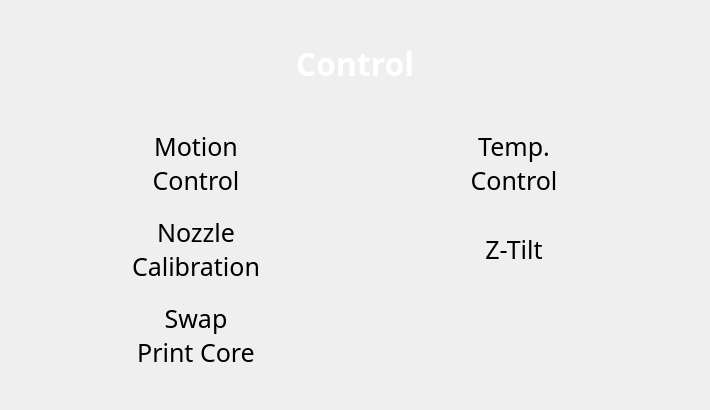
First picture: the form in BlocksScreen/lib/ui/controlStackedWidget.ui, repository BlocksTechnology/BlocksScreen, before the edit.
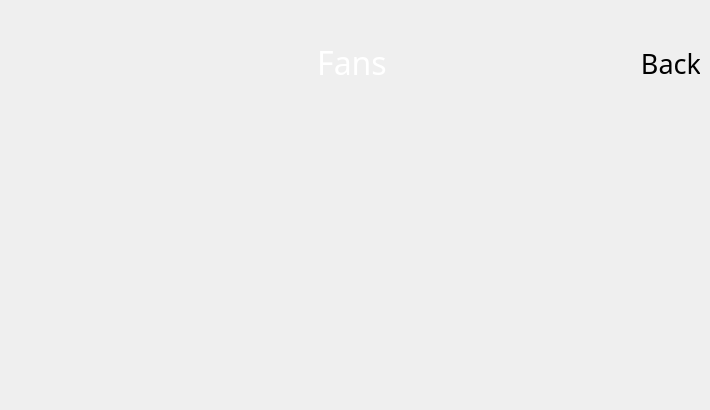
Second picture: the form after the edit. Custom widgets are drawn as their Qt base class.

Commit message: ADD: added fans page

```diff
--- a/BlocksScreen/lib/ui/controlStackedWidget.ui
+++ b/BlocksScreen/lib/ui/controlStackedWidget.ui
@@ -32,7 +32,7 @@
    <string>StackedWidget</string>
   </property>
   <property name="currentIndex">
-   <number>0</number>
+   <number>7</number>
   </property>
   <widget class="QWidget" name="control_page">
    <property name="sizePolicy">
@@ -346,6 +346,66 @@
        </widget>
       </item>
       <item row="2" column="0">
+       <widget class="BlocksCustomButton" name="cp_fans_btn">
+        <property name="sizePolicy">
+         <sizepolicy hsizetype="Minimum" vsizetype="Fixed">
+          <horstretch>0</horstretch>
+          <verstretch>0</verstretch>
+         </sizepolicy>
+        </property>
+        <property name="minimumSize">
+         <size>
+          <width>10</width>
+          <height>80</height>
+         </size>
+        </property>
+        <property name="maximumSize">
+         <size>
+          <width>250</width>
+          <height>80</height>
+         </size>
+        </property>
+        <property name="font">
+         <font>
+          <family>Momcake</family>
+          <pointsize>19</pointsize>
+          <italic>false</italic>
+          <stylestrategy>PreferAntialias</stylestrategy>
+         </font>
+        </property>
+        <property name="mouseTracking">
+         <bool>false</bool>
+        </property>
+        <property name="tabletTracking">
+         <bool>true</bool>
+        </property>
+        <property name="contextMenuPolicy">
+         <enum>Qt::NoContextMenu</enum>
+        </property>
+        <property name="layoutDirection">
+         <enum>Qt::LeftToRight</enum>
+        </property>
+        <property name="styleSheet">
+         <string notr="true"/>
+        </property>
+        <property name="text">
+         <string>Fans</string>
+        </property>
+        <property name="autoDefault">
+         <bool>false</bool>
+        </property>
+        <property name="flat">
+         <bool>true</bool>
+        </property>
+        <property name="class" stdset="0">
+         <string>menu_btn</string>
+        </property>
+        <property name="icon_pixmap" stdset="0">
+         <pixmap resource="resources/icon_resources.qrc">:/temperature_related/media/btn_icons/fan.svg</pixmap>
+        </property>
+       </widget>
+      </item>
+      <item row="2" column="1">
        <widget class="BlocksCustomButton" name="cp_switch_print_core_btn">
         <property name="sizePolicy">
          <sizepolicy hsizetype="Minimum" vsizetype="Fixed">
@@ -5545,6 +5605,166 @@
     <layout class="QGridLayout" name="printer_setting_content_layout"/>
    </widget>
   </widget>
+  <widget class="QWidget" name="fans_page">
+   <layout class="QVBoxLayout" name="verticalLayout_5">
+    <item>
+     <spacer name="verticalSpacer_10">
+      <property name="orientation">
+       <enum>Qt::Vertical</enum>
+      </property>
+      <property name="sizeType">
+       <enum>QSizePolicy::Minimum</enum>
+      </property>
+      <property name="sizeHint" stdset="0">
+       <size>
+        <width>20</width>
+        <height>24</height>
+       </size>
+      </property>
+     </spacer>
+    </item>
+    <item>
+     <layout class="QHBoxLayout" name="fans_header_layout">
+      <item>
+       <spacer name="horizontalSpacer">
+        <property name="orientation">
+         <enum>Qt::Horizontal</enum>
+        </property>
+        <property name="sizeType">
+         <enum>QSizePolicy::Minimum</enum>
+        </property>
+        <property name="sizeHint" stdset="0">
+         <size>
+          <width>60</width>
+          <height>20</height>
+         </size>
+        </property>
+       </spacer>
+      </item>
+      <item>
+       <widget class="QLabel" name="fans_title_label">
+        <property name="sizePolicy">
+         <sizepolicy hsizetype="Expanding" vsizetype="Fixed">
+          <horstretch>0</horstretch>
+          <verstretch>0</verstretch>
+         </sizepolicy>
+        </property>
+        <property name="font">
+         <font>
+          <family>Momcake</family>
+          <pointsize>24</pointsize>
+         </font>
+        </property>
+        <property name="styleSheet">
+         <string notr="true">background: transparent; color: white;</string>
+        </property>
+        <property name="text">
+         <string>Fans</string>
+        </property>
+        <property name="alignment">
+         <set>Qt::AlignCenter</set>
+        </property>
+        <property name="class" stdset="0">
+         <string>title_text</string>
+        </property>
+       </widget>
+      </item>
+      <item>
+       <widget class="IconButton" name="fans_back_btn">
+        <property name="sizePolicy">
+         <sizepolicy hsizetype="MinimumExpanding" vsizetype="MinimumExpanding">
+          <horstretch>0</horstretch>
+          <verstretch>0</verstretch>
+         </sizepolicy>
+        </property>
+        <property name="minimumSize">
+         <size>
+          <width>60</width>
+          <height>60</height>
+         </size>
+        </property>
+        <property name="maximumSize">
+         <size>
+          <width>60</width>
+          <height>60</height>
+         </size>
+        </property>
+        <property name="font">
+         <font>
+          <family>Momcake</family>
+          <pointsize>20</pointsize>
+          <italic>false</italic>
+          <stylestrategy>PreferAntialias</stylestrategy>
+         </font>
+        </property>
+        <property name="mouseTracking">
+         <bool>false</bool>
+        </property>
+        <property name="tabletTracking">
+         <bool>true</bool>
+        </property>
+        <property name="contextMenuPolicy">
+         <enum>Qt::NoContextMenu</enum>
+        </property>
+        <property name="layoutDirection">
+         <enum>Qt::LeftToRight</enum>
+        </property>
+        <property name="styleSheet">
+         <string notr="true"/>
+        </property>
+        <property name="text">
+         <string>Back</string>
+        </property>
+        <property name="autoDefault">
+         <bool>false</bool>
+        </property>
+        <property name="flat">
+         <bool>true</bool>
+        </property>
+        <property name="class" stdset="0">
+         <string>menu_btn</string>
+        </property>
+        <property name="button_type" stdset="0">
+         <string>icon</string>
+        </property>
+        <property name="icon_pixmap" stdset="0">
+         <pixmap resource="resources/icon_resources.qrc">:/ui/media/btn_icons/back.svg</pixmap>
+        </property>
+       </widget>
+      </item>
+     </layout>
+    </item>
+    <item>
+     <spacer name="verticalSpacer_8">
+      <property name="orientation">
+       <enum>Qt::Vertical</enum>
+      </property>
+      <property name="sizeHint" stdset="0">
+       <size>
+        <width>20</width>
+        <height>111</height>
+       </size>
+      </property>
+     </spacer>
+    </item>
+    <item>
+     <layout class="QGridLayout" name="fans_content_layout"/>
+    </item>
+    <item>
+     <spacer name="verticalSpacer_9">
+      <property name="orientation">
+       <enum>Qt::Vertical</enum>
+      </property>
+      <property name="sizeHint" stdset="0">
+       <size>
+        <width>20</width>
+        <height>111</height>
+       </size>
+      </property>
+     </spacer>
+    </item>
+   </layout>
+  </widget>
  </widget>
  <customwidgets>
   <customwidget>
@@ -5557,6 +5777,11 @@
    <extends>QPushButton</extends>
    <header location="global">lib.utils.icon_button</header>
   </customwidget>
+  <customwidget>
+   <class>GroupButton</class>
+   <extends>QPushButton</extends>
+   <header location="global">lib.utils.group_button</header>
+  </customwidget>
   <customwidget>
    <class>DisplayButton</class>
    <extends>QPushButton</extends>
@@ -5567,11 +5792,6 @@
    <extends>QLabel</extends>
    <header location="global">lib.utils.blocks_label</header>
   </customwidget>
-  <customwidget>
-   <class>GroupButton</class>
-   <extends>QPushButton</extends>
-   <header location="global">lib.utils.group_button</header>
-  </customwidget>
  </customwidgets>
  <resources>
   <include location="resources/icon_resources.qrc"/>
```
Left out of the diff: 160 changed lines with no effect on the pictures. The commit also changes 1 other file.
